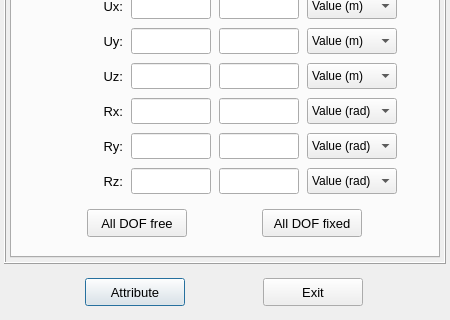
The window that pulse/interface/data/ui_files/model/setup/structural/prescribed_dofs_input.ui (open-pulse/OpenPulse) describes before a commit, drawn with Qt 5; both pictures show x 0 to 450 and y 180 to 500 of the 450 by 500 pixel window.
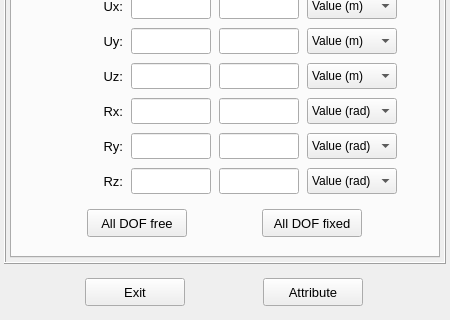
The same window after the commit. Icons and pictures are not drawn.

Commit message: changes buttons order and removes AutoDefault setting in dof prescription window

Patch:
```diff
--- a/pulse/interface/data/ui_files/model/setup/structural/prescribed_dofs_input.ui
+++ b/pulse/interface/data/ui_files/model/setup/structural/prescribed_dofs_input.ui
@@ -2313,7 +2313,7 @@
      </property>
      <layout class="QHBoxLayout" name="horizontalLayout_2">
       <item>
-       <widget class="QPushButton" name="pushButton_constant_value_confirm">
+       <widget class="QPushButton" name="pushButton_exit_tab0">
         <property name="minimumSize">
          <size>
           <width>100</width>
@@ -2335,18 +2335,15 @@
          <string notr="true"/>
         </property>
         <property name="text">
-         <string>Attribute</string>
+         <string>Exit</string>
         </property>
         <property name="autoDefault">
          <bool>false</bool>
         </property>
-        <property name="default">
-         <bool>true</bool>
-        </property>
        </widget>
       </item>
       <item>
-       <widget class="QPushButton" name="pushButton_exit_tab0">
+       <widget class="QPushButton" name="pushButton_constant_value_confirm">
         <property name="minimumSize">
          <size>
           <width>100</width>
@@ -2368,11 +2365,14 @@
          <string notr="true"/>
         </property>
         <property name="text">
-         <string>Exit</string>
+         <string>Attribute</string>
         </property>
         <property name="autoDefault">
          <bool>false</bool>
         </property>
+        <property name="default">
+         <bool>false</bool>
+        </property>
        </widget>
       </item>
      </layout>
```
